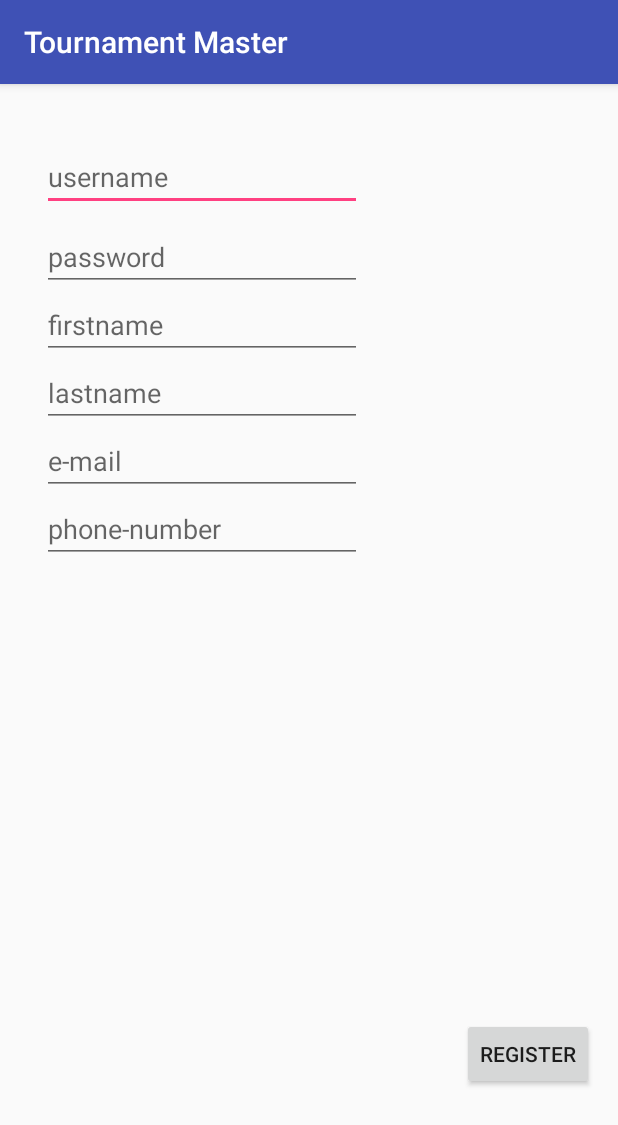
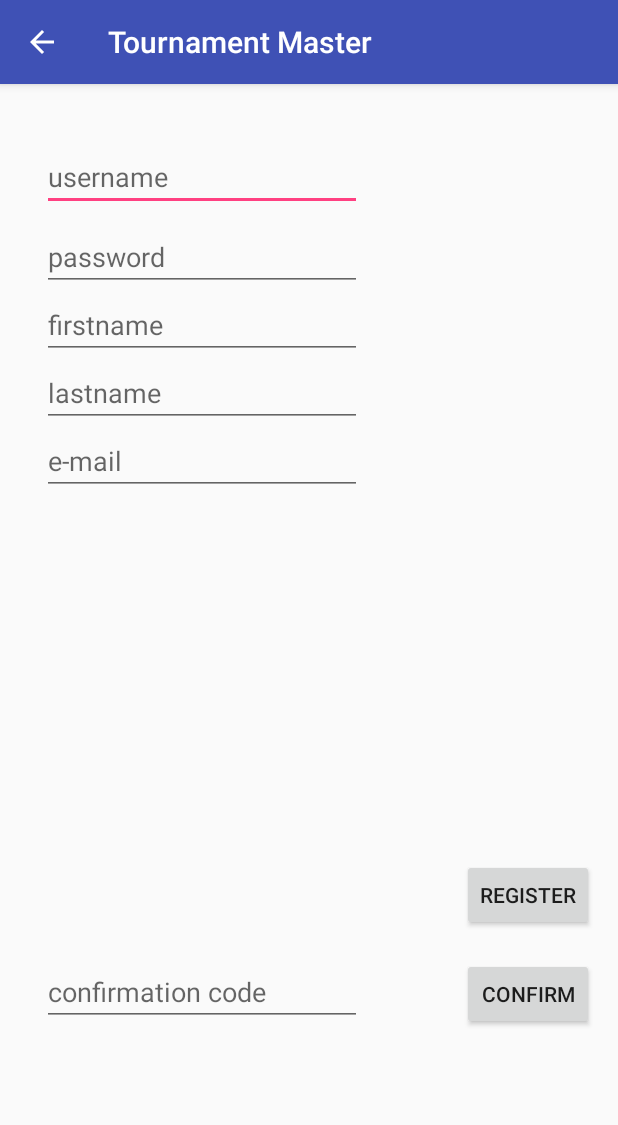
Before and after one commit to asvpcurtis/comp3004, an Android app: the RegisterActivity screen opened directly, with no data from a screen before it, on a phone screen of 412 x 824 dp. Shown: the top 1125 px of the screen. Run offline under Robolectric (Android 15) with nearby library versions, the light colour scheme and no system bars; libraries missing offline, so code that uses them is left out: com.amazonaws, com.amazonaws.mobileconnectors.

Commit message:
Registration Complete

```diff
--- a/frontend/app/src/main/AndroidManifest.xml
+++ b/frontend/app/src/main/AndroidManifest.xml
@@ -30,7 +30,10 @@
             android:label="@string/title_activity_welcome"
             android:parentActivityName=".view.MainActivity"
             android:theme="@style/AppTheme.NoActionBar" />
-        <activity android:name=".view.RegisterActivity"></activity>
+        <activity
+            android:name=".view.RegisterActivity"
+            android:parentActivityName=".view.MainActivity" />
+
     </application>
 
 </manifest>
--- a/frontend/app/src/main/res/layout/activity_register.xml
+++ b/frontend/app/src/main/res/layout/activity_register.xml
@@ -64,20 +64,6 @@
         app:layout_constraintLeft_toLeftOf="@+id/editTextFirstName" />
 
     <EditText
-        android:id="@+id/editTextPhoneNumber"
-        android:layout_width="wrap_content"
-        android:layout_height="wrap_content"
-        android:ems="10"
-        android:hint="phone-number"
-        android:inputType="textPersonName"
-        tools:layout_constraintTop_creator="1"
-        tools:layout_constraintRight_creator="1"
-        app:layout_constraintRight_toRightOf="@+id/editTextEMail"
-        app:layout_constraintTop_toBottomOf="@+id/editTextEMail"
-        tools:layout_constraintLeft_creator="1"
-        app:layout_constraintLeft_toLeftOf="@+id/editTextEMail" />
-
-    <EditText
         android:id="@+id/editTextPassword"
         android:layout_width="wrap_content"
         android:layout_height="wrap_content"
@@ -96,7 +82,7 @@
         android:id="@+id/buttonRegister"
         android:layout_width="wrap_content"
         android:layout_height="wrap_content"
-        android:layout_marginBottom="97dp"
+        android:layout_marginBottom="203dp"
         android:layout_marginEnd="16dp"
         android:layout_marginRight="16dp"
         android:onClick="registerClick"
@@ -105,4 +91,32 @@
         app:layout_constraintRight_toRightOf="parent"
         tools:layout_constraintBottom_creator="1"
         tools:layout_constraintRight_creator="1" />
+
+    <EditText
+        android:id="@+id/editTextConfCode"
+        android:layout_width="wrap_content"
+        android:layout_height="wrap_content"
+        android:ems="10"
+        android:hint="confirmation code"
+        android:inputType="textPersonName"
+        tools:layout_constraintRight_creator="1"
+        app:layout_constraintBaseline_toBaselineOf="@+id/buttonConfirm"
+        tools:layout_constraintBaseline_creator="1"
+        tools:layout_constraintLeft_creator="1"
+        app:layout_constraintRight_toRightOf="@+id/editTextEMail"
+        app:layout_constraintLeft_toLeftOf="@+id/editTextEMail" />
+
+    <Button
+        android:id="@+id/buttonConfirm"
+        android:layout_width="wrap_content"
+        android:layout_height="wrap_content"
+        android:layout_marginTop="18dp"
+        android:onClick="confirmClick"
+        android:text="Confirm"
+        app:layout_constraintLeft_toLeftOf="@+id/buttonRegister"
+        app:layout_constraintRight_toRightOf="@+id/buttonRegister"
+        app:layout_constraintTop_toBottomOf="@+id/buttonRegister"
+        tools:layout_constraintLeft_creator="1"
+        tools:layout_constraintRight_creator="1"
+        tools:layout_constraintTop_creator="1" />
 </android.support.constraint.ConstraintLayout>
```
Also changed, not shown: frontend/app/src/main/java/com/comp3004/goodbyeworld/tournamentmaster/view/RegisterActivity.java (+32 -1 lines).
